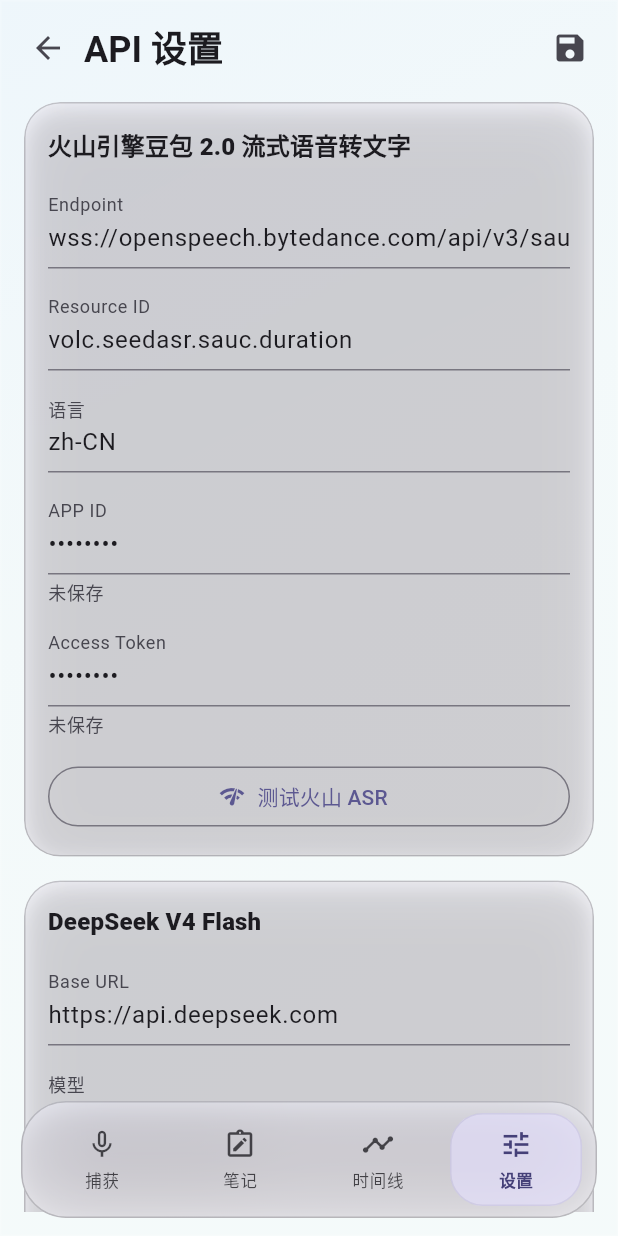
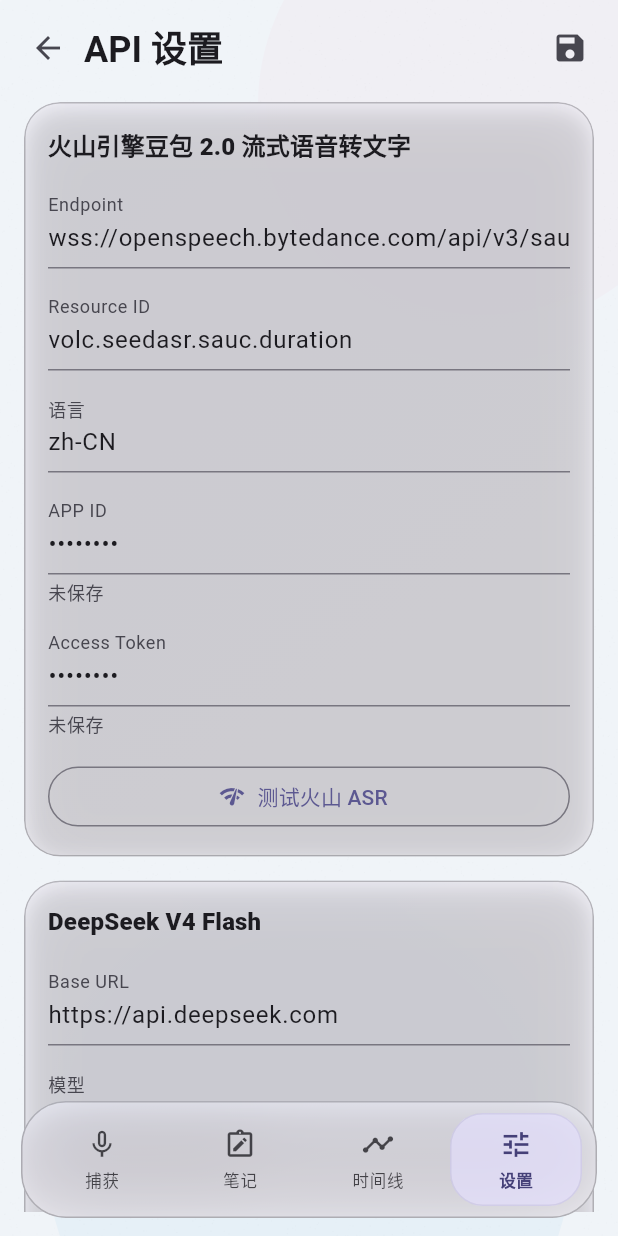
Before and after one commit to rimYtio/GlassNote, a Flutter app: the AiSettingsPage screen opened by its route, after a tap on the "save" icon, on a phone screen of 412 x 824 dp. Run offline on Flutter 3.47's test engine with Material 3 defaults, Android fonts, the phone set to English and light mode, and no system bars; our stand-ins replace audioplayers, drift, flutter_colorpicker, flutter_riverpod, flutter_secure_storage, go_router; missing offline and left inert: record; accounts and stored records are empty; generated files the repository leaves out were written again.

Commit message:
v7.6
基本完善了功能。

```diff
--- a/lib/app/theme/app_theme.dart
+++ b/lib/app/theme/app_theme.dart
@@ -14,7 +14,7 @@
         surfaceContainerLowest: const Color(0xFFF8F6FF),
       ),
       useMaterial3: true,
-      scaffoldBackgroundColor: const Color(0xFFF4FAFA),
+      scaffoldBackgroundColor: const Color(0xFFF0F4F8),
     );
   }
 
--- a/lib/features/capture/presentation/capture_page.dart
+++ b/lib/features/capture/presentation/capture_page.dart
@@ -132,7 +132,7 @@
         filter: ImageFilter.blur(sigmaX: 22, sigmaY: 22),
         child: DecoratedBox(
           decoration: BoxDecoration(
-            color: colorScheme.surface.withValues(alpha: 0.28),
+            color: colorScheme.surface.withValues(alpha: 0.38),
             borderRadius: BorderRadius.circular(28),
             border: Border.all(
               color: colorScheme.onSurface.withValues(alpha: 0.10),
@@ -504,13 +504,13 @@
                   child: DecoratedBox(
                     decoration: BoxDecoration(
                       shape: BoxShape.circle,
-                      color: colorScheme.primary.withValues(alpha: 0.12),
+                      color: colorScheme.primary.withValues(alpha: 0.22),
                       border: Border.all(
-                        color: colorScheme.primary.withValues(alpha: 0.28),
+                        color: colorScheme.primary.withValues(alpha: 0.38),
                       ),
                       boxShadow: [
                         BoxShadow(
-                          color: colorScheme.primary.withValues(alpha: 0.28),
+                          color: colorScheme.primary.withValues(alpha: 0.38),
                           blurRadius: 24,
                           spreadRadius: 5,
                         ),
@@ -537,10 +537,10 @@
                           (lit
                                   ? colorScheme.primaryContainer
                                   : colorScheme.surface)
-                              .withValues(alpha: lit ? 0.42 : 0.30),
+                              .withValues(alpha: lit ? 0.52 : 0.40),
                       borderRadius: BorderRadius.circular(36),
                       border: Border.all(
-                        color: colorScheme.onSurface.withValues(alpha: 0.14),
+                        color: colorScheme.onSurface.withValues(alpha: 0.22),
                       ),
                       boxShadow: [
                         BoxShadow(
--- a/lib/features/notes/presentation/notes_page.dart
+++ b/lib/features/notes/presentation/notes_page.dart
@@ -235,10 +235,10 @@
                     child: DecoratedBox(
                       key: const ValueKey('notes-create-glass-menu-surface'),
                       decoration: BoxDecoration(
-                        color: colorScheme.surface.withValues(alpha: 0.32),
+                        color: colorScheme.surface.withValues(alpha: 0.42),
                         borderRadius: BorderRadius.circular(22),
                         border: Border.all(
-                          color: colorScheme.onSurface.withValues(alpha: 0.12),
+                          color: colorScheme.onSurface.withValues(alpha: 0.18),
                         ),
                         boxShadow: [
                           BoxShadow(
--- a/lib/features/schedule/presentation/schedule_page.dart
+++ b/lib/features/schedule/presentation/schedule_page.dart
@@ -222,7 +222,7 @@
           child: DecoratedBox(
             key: const ValueKey('timeline-glass-fab-surface'),
             decoration: BoxDecoration(
-              color: colorScheme.primaryContainer.withValues(alpha: 0.34),
+              color: colorScheme.primaryContainer.withValues(alpha: 0.44),
               borderRadius: BorderRadius.circular(22),
               border: Border.all(
                 color: colorScheme.onPrimaryContainer.withValues(alpha: 0.12),
@@ -336,6 +336,7 @@
         controller: _scrollController,
         center: _timelineTodaySliverKey,
         physics: const BouncingScrollPhysics(
+          decelerationRate: ScrollDecelerationRate.fast,
           parent: AlwaysScrollableScrollPhysics(),
         ),
         slivers: [
@@ -563,7 +564,7 @@
           ),
           DecoratedBox(
             decoration: BoxDecoration(
-              color: colorScheme.surface.withValues(alpha: 0.24),
+              color: colorScheme.surface.withValues(alpha: 0.34),
               borderRadius: BorderRadius.circular(18),
               boxShadow: [
                 BoxShadow(
@@ -928,7 +929,7 @@
             color: colorScheme.surface.withValues(alpha: 0.34),
             borderRadius: BorderRadius.circular(28),
             border: Border.all(
-              color: colorScheme.onSurface.withValues(alpha: 0.12),
+              color: colorScheme.onSurface.withValues(alpha: 0.18),
             ),
             boxShadow: [
               BoxShadow(
@@ -997,10 +998,10 @@
         child: DecoratedBox(
           key: const ValueKey('timeline-search-results'),
           decoration: BoxDecoration(
-            color: colorScheme.surface.withValues(alpha: 0.30),
+            color: colorScheme.surface.withValues(alpha: 0.40),
             borderRadius: BorderRadius.circular(24),
             border: Border.all(
-              color: colorScheme.onSurface.withValues(alpha: 0.10),
+              color: colorScheme.onSurface.withValues(alpha: 0.16),
             ),
           ),
           child: Padding(
@@ -1088,12 +1089,12 @@
             decoration: BoxDecoration(
               color: Theme.of(
                 context,
-              ).colorScheme.surface.withValues(alpha: 0.42),
+              ).colorScheme.surface.withValues(alpha: 0.52),
               borderRadius: BorderRadius.circular(28),
               border: Border.all(
                 color: Theme.of(
                   context,
-                ).colorScheme.onSurface.withValues(alpha: 0.10),
+                ).colorScheme.onSurface.withValues(alpha: 0.16),
               ),
             ),
             child: Padding(
--- a/lib/ui_system/widgets/glass_bottom_navigation.dart
+++ b/lib/ui_system/widgets/glass_bottom_navigation.dart
@@ -32,7 +32,7 @@
                     borderRadius: BorderRadius.all(Radius.circular(30)),
                     gradient: LinearGradient(
                       colors: [
-                        Color.fromRGBO(210, 230, 255, 0.22),
+                        Color.fromRGBO(200, 225, 252, 0.28),
                         Color.fromRGBO(0, 0, 0, 0),
                       ],
                       begin: Alignment.topCenter,
@@ -43,11 +43,11 @@
                     key: const ValueKey('glass-bottom-navigation-surface'),
                     decoration: BoxDecoration(
                       color: colorScheme.surface.withValues(
-                        alpha: isLight ? 0.50 : 0.35,
+                        alpha: isLight ? 0.55 : 0.45,
                       ),
                       borderRadius: BorderRadius.circular(30),
                       border: Border.all(
-                        color: colorScheme.onSurface.withValues(alpha: 0.20),
+                        color: colorScheme.onSurface.withValues(alpha: 0.25),
                       ),
                       boxShadow: [
                         BoxShadow(
@@ -128,7 +128,7 @@
             padding: const EdgeInsets.symmetric(vertical: 7),
             decoration: BoxDecoration(
                 color: selected
-                    ?                     colorScheme.primaryContainer.withValues(alpha: 0.60)
+                    ?                     colorScheme.primaryContainer.withValues(alpha: 0.65)
                     : Colors.transparent,
               borderRadius: BorderRadius.circular(22),
               border: selected
--- a/lib/ui_system/widgets/glass_card.dart
+++ b/lib/ui_system/widgets/glass_card.dart
@@ -27,22 +27,22 @@
             borderRadius: BorderRadius.all(Radius.circular(24)),
             gradient: LinearGradient(
               colors: [
-                Color.fromRGBO(230, 240, 255, 0.25),
-                Color.fromRGBO(240, 245, 255, 0.08),
+                Color.fromRGBO(210, 230, 250, 0.25),
+                Color.fromRGBO(225, 240, 255, 0.10),
               ],
               begin: Alignment.topLeft,
               end: Alignment.bottomRight,
             ),
           ),
           child: Material(
-            color: colorScheme.surface.withValues(alpha: 0.58),
+            color: colorScheme.surface.withValues(alpha: 0.70),
             child: InkWell(
               onTap: onTap,
               child: DecoratedBox(
                 decoration: BoxDecoration(
                   borderRadius: BorderRadius.circular(24),
                     border: Border.all(
-                      color: colorScheme.onSurface.withValues(alpha: 0.20),
+                      color: colorScheme.onSurface.withValues(alpha: 0.25),
                     ),
                     boxShadow: [
                       BoxShadow(
--- a/lib/ui_system/widgets/glass_scaffold.dart
+++ b/lib/ui_system/widgets/glass_scaffold.dart
@@ -1,3 +1,4 @@
+import 'dart:math' as math;
 import 'dart:ui';
 
 import 'package:flutter/material.dart';
@@ -33,25 +34,74 @@
 
     return Scaffold(
       backgroundColor: Colors.transparent,
-      body: BackdropFilter(
-        filter: ImageFilter.blur(sigmaX: 15, sigmaY: 15),
-        child: DecoratedBox(
+      body: Stack(
+        children: [
+          // Layer 1: Warm pink/lavender orb (top-right, 300×300, blur 200, 15% opacity)
+          Positioned(
+            top: -80,
+            right: -60,
+            child: ClipRect(
+              child: BackdropFilter(
+                filter: ImageFilter.blur(sigmaX: 200, sigmaY: 200),
+                child: Container(
+                  width: 300,
+                  height: 300,
+                  decoration: const BoxDecoration(
+                    shape: BoxShape.circle,
+                    color: Color(0x26F0D0E0),
+                  ),
+                ),
+              ),
+            ),
+          ),
+
+          // Layer 2: Sky blue orb (bottom-center, 350×350, blur 200, 15% opacity)
+          Align(
+            alignment: Alignment.bottomCenter,
+            child: Transform.translate(
+              offset: const Offset(0, 120),
+              child: ClipRect(
+                child: BackdropFilter(
+                  filter: ImageFilter.blur(sigmaX: 200, sigmaY: 200),
+                  child: Container(
+                    width: 350,
+                    height: 350,
+                    decoration: const BoxDecoration(
+                      shape: BoxShape.circle,
+                      color: Color(0x26B0D8F0),
+                    ),
+                  ),
+                ),
+              ),
+            ),
+          ),
+
+          // Layer 3: Ethereal gradient overlay
+          DecoratedBox(
             decoration: BoxDecoration(
               gradient: const LinearGradient(
                 begin: Alignment.topLeft,
                 end: Alignment.bottomRight,
                 colors: [
-                Color.fromRGBO(220, 235, 255, 0.25),
-                Color.fromRGBO(240, 245, 250, 0.12),
+                  Color.fromRGBO(215, 235, 252, 0.32),
+                  Color.fromRGBO(235, 245, 255, 0.15),
                   Color.fromRGBO(255, 255, 255, 0.05),
                 ],
               ),
               border: Border.all(
-              color: Colors.white.withValues(alpha: 0.18),
+                color: Colors.white.withValues(alpha: 0.22),
                 width: 1.0,
               ),
             ),
-          child: SafeArea(
+          ),
+
+          // Layer 4: Grain texture (1.5% opacity)
+          Positioned.fill(
+            child: CustomPaint(painter: _GrainPainter()),
+          ),
+
+          // Layer 5: Content
+          SafeArea(
             bottom: false,
             child: Column(
               children: [
@@ -69,7 +119,7 @@
               ],
             ),
           ),
-        ),
+        ],
       ),
     );
   }
@@ -110,3 +160,23 @@
     );
   }
 }
+
+class _GrainPainter extends CustomPainter {
+  @override
+  void paint(Canvas canvas, Size size) {
+    final paint = Paint()..color = Colors.black.withValues(alpha: 0.015);
+    final rng = math.Random(42); // fixed seed for consistency
+    final area = size.width * size.height;
+    final numDots = (area * 0.08).toInt().clamp(0, 8000);
+    for (int i = 0; i < numDots; i++) {
+      final x = rng.nextDouble() * size.width;
+      final y = rng.nextDouble() * size.height;
+      final alpha = 0.005 + rng.nextDouble() * 0.01;
+      paint.color = Colors.black.withValues(alpha: alpha);
+      canvas.drawCircle(Offset(x, y), 0.5, paint);
+    }
+  }
+
+  @override
+  bool shouldRepaint(_GrainPainter oldDelegate) => false;
+}
--- a/lib/ui_system/widgets/glass_search_field.dart
+++ b/lib/ui_system/widgets/glass_search_field.dart
@@ -26,15 +26,15 @@
           decoration: BoxDecoration(
             gradient: const LinearGradient(
               colors: [
-                Color.fromRGBO(230, 240, 255, 0.35),
-                Color.fromRGBO(245, 248, 252, 0.50),
+                Color.fromRGBO(215, 235, 252, 0.45),
+                Color.fromRGBO(235, 245, 255, 0.60),
               ],
               begin: Alignment.topLeft,
               end: Alignment.bottomRight,
             ),
             borderRadius: BorderRadius.circular(18),
             border: Border.all(
-              color: colorScheme.onSurface.withValues(alpha: 0.18),
+              color: colorScheme.onSurface.withValues(alpha: 0.22),
             ),
           ),
           child: TextField(
```
Lines whose indentation alone changed are shown as unchanged.
